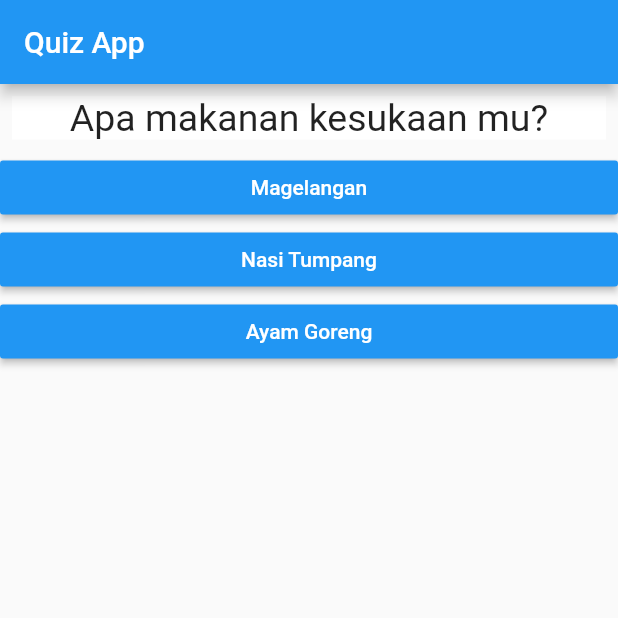
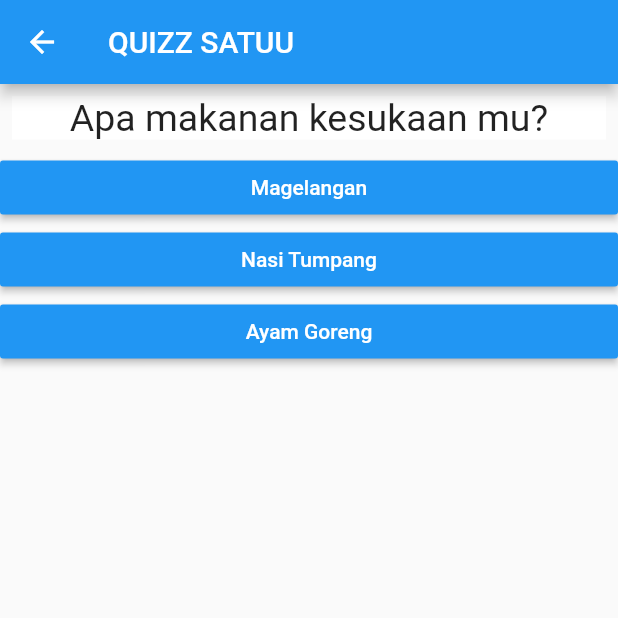
Before and after one commit to codebyfrosty/quiz_bkd, a Flutter app: the screen it shows after launch, after a tap on "Quiz", on a phone screen of 412 x 824 dp, the top half of it. Run offline on Flutter 3.47's test engine with Material 2 defaults, Android fonts, the phone set to English and light mode, and no system bars.

Commit message:
Fix double quiz

```diff
--- a/lib/halUtama.dart
+++ b/lib/halUtama.dart
@@ -2,6 +2,8 @@ import 'package:flutter/cupertino.dart';
 import 'package:flutter/material.dart';
 
 import './modul.dart';
+import './quiz1.dart';
+import './quiz2.dart';
 
 class Utama extends StatelessWidget {
   Widget quizLogic;
@@ -9,10 +11,16 @@ class Utama extends StatelessWidget {
   final Function operatorModul;
   final Function operatorQuiz;
   final Function operatorQuiz2;
+  final Function answerQuestion;
+  final Function balikmenu;
+  final Function resetQuiz;
   bool showModul;
   bool showQuiz;
   bool showQuiz2;
   bool showUtama;
+  var questionIndex;
+  var questions;
+  var totalscore;
   Utama(
       {@required this.quizLogic,
       @required this.operatorModul,
@@ -22,8 +30,13 @@ class Utama extends StatelessWidget {
       @required this.showUtama,
       @required this.operatorQuiz2,
       @required this.showQuiz2,
-      @required this.quizLogic2
-      });
+      @required this.quizLogic2,
+      @required this.answerQuestion,
+      @required this.balikmenu,
+      @required this.questionIndex,
+      @required this.questions,
+      @required this.resetQuiz,
+      @required this.totalscore});
 
   @override
   Widget build(BuildContext context) {
@@ -32,7 +45,8 @@ class Utama extends StatelessWidget {
             ? Column(
                 children: [
                   Text('Halaman Utama',
-              style: TextStyle(fontSize: 35, fontWeight: FontWeight.bold)),
+                      style:
+                          TextStyle(fontSize: 35, fontWeight: FontWeight.bold)),
                   Center(
                     child: RaisedButton(
                         child: Text('Modul'),
@@ -44,14 +58,20 @@ class Utama extends StatelessWidget {
                         }),
                   ),
                   Center(
-            child: showQuiz
-                ? quizLogic
-                : RaisedButton(child: Text('Quiz'), onPressed: operatorQuiz),
+                    child: RaisedButton(
+                        child: Text('Quiz'),
+                        onPressed: () {
+                          Navigator.push(context,
+                              MaterialPageRoute(builder: (context) => Quiz1()));
+                        }),
                   ),
                   Center(
-            child: showQuiz2
-                ? quizLogic2
-                : RaisedButton(child: Text('PROVE IT!!'), onPressed: operatorQuiz),
+                    child: RaisedButton(
+                        child: Text('Prove it!'),
+                        onPressed: () {
+                          Navigator.push(context,
+                              MaterialPageRoute(builder: (context) => Quiz2()));
+                        }),
                   ),
                 ],
               )
@@ -59,7 +79,6 @@ class Utama extends StatelessWidget {
                 ? quizLogic
                 : showQuiz2
                     ? quizLogic2
-      : quizLogic2
-    );
+                    : quizLogic2);
   }
 }
--- a/lib/main.dart
+++ b/lib/main.dart
@@ -78,7 +78,7 @@ class MyAppState extends State<MyApp> {
   Widget quizLogic() {
     return questionIndex < questions.length
         ? Quiz(questions, _answerQuestion, questionIndex)
-        : Result(totalscore, resetQuiz, balikmenu);
+        : Result(totalscore, resetQuiz);
   }
 
 //Screening
@@ -138,7 +138,7 @@ class MyAppState extends State<MyApp> {
   Widget quizLogic2() {
     return questionIndex2 < questions2.length
         ? Quiz(questions2, _answerQuestion2, questionIndex2)
-        : Result(totalscore2, resetQuiz2, balikmenu2);
+        : Result(totalscore2, resetQuiz2, );
   }
 
   bool showQuiz = false;
@@ -181,7 +181,7 @@ class MyAppState extends State<MyApp> {
     });
   }
 
-  void operatorQuiz2 () {
+  void operatorQuiz2() {
     setState(() {
       showModul = false;
       showQuiz = true;
@@ -207,6 +207,12 @@ class MyAppState extends State<MyApp> {
               operatorQuiz2: operatorQuiz2,
               quizLogic2: quizLogic2(),
               showQuiz2: showQuiz2,
+              answerQuestion: _answerQuestion,
+              balikmenu: balikmenu,
+              questionIndex: questionIndex,
+              questions: questions,
+              resetQuiz: resetQuiz,
+              totalscore: totalscore,
             )));
   }
 }
--- /dev/null
+++ b/lib/quiz1.dart
@@ -0,0 +1,81 @@
+import 'package:flutter/material.dart';
+
+import './quiz.dart';
+import './result.dart';
+
+class Quiz1 extends StatefulWidget {
+  // const Quiz1({ Key? key }) : super(key: key);
+
+  @override
+  State<StatefulWidget> createState(){
+    return Quiz1State();
+  }
+}
+
+class Quiz1State extends State<Quiz1> {
+
+  final questions = const [
+    {
+      'questionText': 'Apa makanan kesukaan mu?',
+      'answers': [
+        {'text': 'Magelangan', 'score': 1},
+        {'text': 'Nasi Tumpang', 'score': 2},
+        {'text': 'Ayam Goreng', 'score': 3}
+      ],
+    },
+    {
+      'questionText': 'Apa minuman kesukaan mu?',
+      'answers': [
+        {'text': 'Es Teh Manis', 'score': 1},
+        {'text': 'Coca cola', 'score': 2},
+        {'text': 'Kopi Kapal Api', 'score': 3}
+      ],
+    },
+    {
+      'questionText': 'Apa hobi mu?',
+      'answers': [
+        {'text': 'Main Game', 'score': 1},
+        {'text': 'Main Futsal', 'score': 2},
+        {'text': 'Jalan-jalan', 'score': 3}
+      ],
+    },
+  ];
+
+  var questionIndex = 0;
+  var totalscore = 0;
+
+  void resetQuiz() {
+    setState(() {
+      questionIndex = 0;
+      totalscore = 0;
+    });
+  }
+
+  void _answerQuestion(int score) {
+    totalscore = totalscore + score;
+    // totalscore += score;
+
+    if (questionIndex < questions.length) {
+      print('We have more questions!');
+    }
+
+    setState(() {
+      questionIndex = questionIndex + 1;
+    });
+
+    print(questionIndex);
+  }
+
+
+  @override
+  Widget build(BuildContext context) {
+    return Scaffold(
+      appBar: AppBar(
+        title: Text('QUIZZ SATUU'),
+      ),
+      body: questionIndex < questions.length
+          ? Quiz(questions, _answerQuestion, questionIndex)
+          : Result(totalscore, resetQuiz),
+    );
+  }
+}
--- a/lib/result.dart
+++ b/lib/result.dart
@@ -5,8 +5,8 @@ class Result extends StatelessWidget {
 
   Function reset;
   final int resultScore;
-  Function hideQ;
-  Result(this.resultScore, this.reset, this.hideQ);
+  // Function hideQ;
+  Result(this.resultScore, this.reset);
 
   String get resultphrase {
     var resultText = 'You did all the questions!';
@@ -31,7 +31,7 @@ class Result extends StatelessWidget {
         RaisedButton(
           onPressed: () {
             print('object');
-            hideQ();
+            // hideQ();
           },
           child: Text('Balik ke Menu Awal'),
         )
--- a/lib/result2.dart
+++ b/lib/result2.dart
@@ -5,8 +5,8 @@ class Result2 extends StatelessWidget {
 
   Function reset;
   final int resultScore;
-  Function hideQ;
-  Result2(this.resultScore, this.reset, this.hideQ);
+  // Function hideQ;
+  Result2(this.resultScore, this.reset);
 
   String get resultphrase {
     var resultText = 'You did all the questions!';
@@ -31,7 +31,7 @@ class Result2 extends StatelessWidget {
         RaisedButton(
           onPressed: () {
             print('object');
-            hideQ();
+
           },
           child: Text('Balik ke Menu Awal'),
         )
```
Also changed, not shown: lib/quiz2.dart (added, +83 -0 lines). Lines whose indentation alone changed are shown as unchanged.
